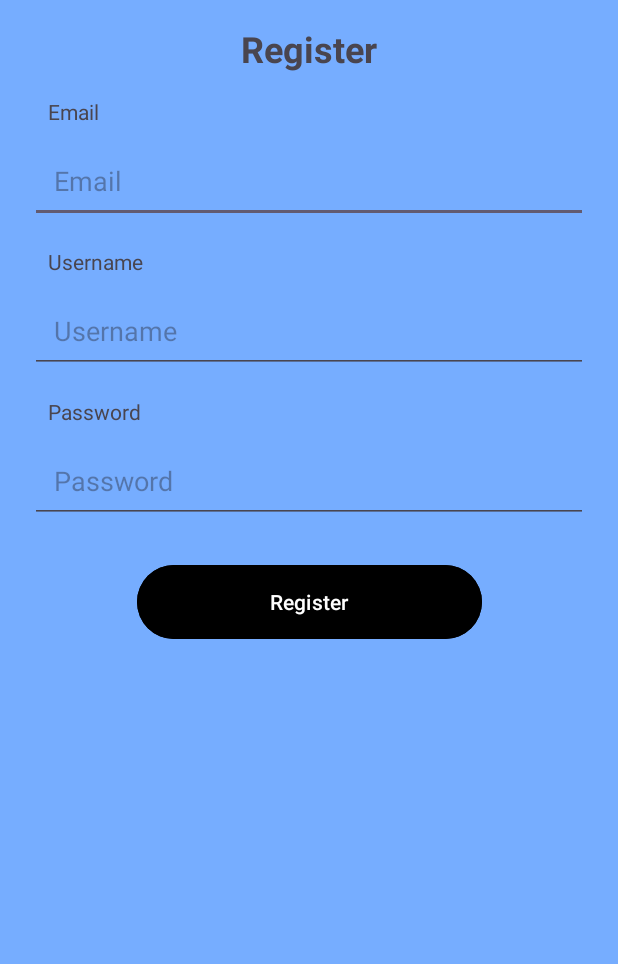
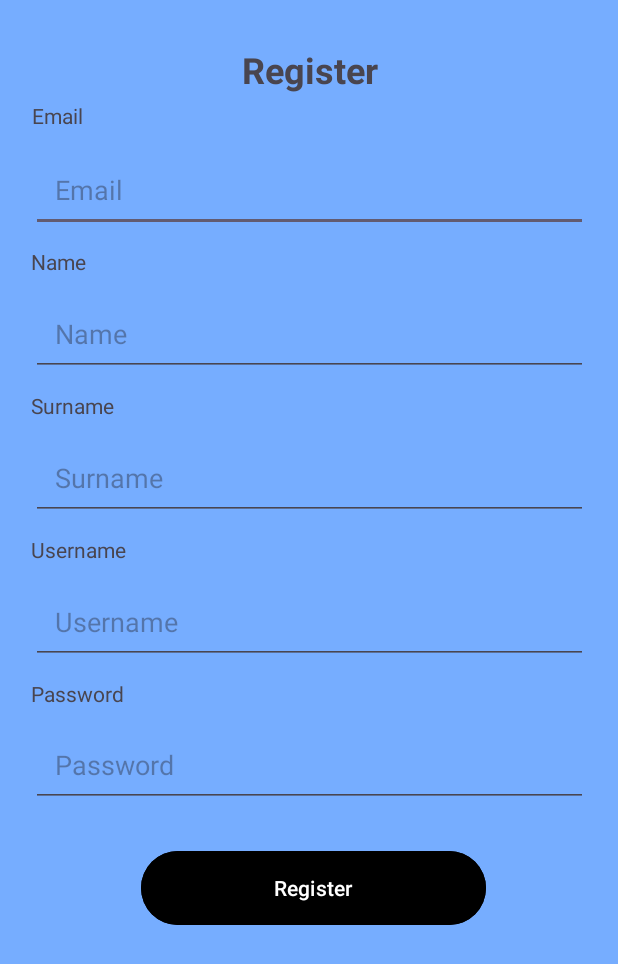
Before and after one commit to garthdp/MeditationMobileApp, an Android app: the Register screen opened directly, with no data from a screen before it, on a phone screen of 412 x 824 dp. Shown: the top 964 px of the screen. Run offline under Robolectric (Android 15) with nearby library versions, the phone set to English and light mode, and no system bars; our stand-ins replace Firebase (no records; nobody signed in at launch, a user with empty details on screens opened directly).

Commit message:
Fixed register to include name and surname

```diff
--- a/app/src/main/java/com/example/opsc_poe_part_2/Register.kt
+++ b/app/src/main/java/com/example/opsc_poe_part_2/Register.kt
@@ -21,9 +21,17 @@ import kotlinx.coroutines.GlobalScope
 import kotlinx.coroutines.async
 import kotlinx.coroutines.delay
 import kotlinx.coroutines.launch
+import okhttp3.HttpUrl.Companion.toHttpUrlOrNull
+import okhttp3.MediaType.Companion.toMediaTypeOrNull
+import okhttp3.OkHttpClient
+import okhttp3.Request
+import okhttp3.RequestBody
+import java.io.IOException
 import java.io.OutputStreamWriter
 import java.net.HttpURLConnection
 import java.net.URL
+import java.text.SimpleDateFormat
+import java.util.Date
 import java.util.concurrent.Executors
 import kotlinx.coroutines.delay as delay1
 
@@ -39,6 +47,8 @@ class Register : AppCompatActivity() {
         val txtEmail = findViewById<EditText>(R.id.editTextEmail)
         val txtUsername = findViewById<EditText>(R.id.editTextUsername)
         val txtPassword = findViewById<EditText>(R.id.editTextPassword)
+        val txtName = findViewById<EditText>(R.id.txtName)
+        val txtSurname = findViewById<EditText>(R.id.txtSurname)
         auth = FirebaseAuth.getInstance()
 
         // Set the onClick listener to navigate to the RegisterActivity
@@ -51,6 +61,8 @@ class Register : AppCompatActivity() {
             val email = txtEmail.text.toString()
             val password = txtPassword.text.toString()
             val username = txtUsername.text.toString()
+            val name = txtName.text.toString()
+            val surname = txtSurname.text.toString()
 
             /*
                 Code Attribution
@@ -62,7 +74,7 @@ class Register : AppCompatActivity() {
             GlobalScope.launch(Dispatchers.IO) {
                 val check = async { checkUsername(username) }
                 check.await()
-                val addUser = async { makeUser(email, password, username) }
+                val addUser = async { makeUser(email, password, username, name, surname) }
                 addUser.await()
             }
         }
@@ -87,7 +99,7 @@ class Register : AppCompatActivity() {
         }
         Log.d("log", "2")
     }
-    suspend fun makeUser(email: String, password: String, username: String){
+    suspend fun makeUser(email: String, password: String, username: String, name : String, surname: String){
         delay(3000)
         Log.d("log", "3")
         Log.d("log", checkUser.toString())
@@ -106,33 +118,28 @@ class Register : AppCompatActivity() {
                         val executor = Executors.newSingleThreadExecutor()
                         executor.execute {
                             try {
-                                /*
-                                    Code Attribution
-                                    Title: Post Request in Kotlin
-                                    Author: ChatGPT
-                                    Link: https://chatgpt.com/share/66f542f9-8a9c-800f-8529-d5e0c2d5d33d
-                                    Usage: Used to see how to make post request in kotlin
-                                */
-                                // Prepare the URL and the connection
-                                val url = URL("https://opscmeditationapi.azurewebsites.net/api/users/createUser")
-                                val connection = url.openConnection() as HttpURLConnection
+                                val client = OkHttpClient()
 
-                                // Set the request method to POST
-                                connection.requestMethod = "POST"
-                                connection.doOutput = true
-                                connection.setRequestProperty("Content-Type", "application/json")
+                                val url = "https://opscmeditationapi.azurewebsites.net/api/users/createUser".toHttpUrlOrNull()!!.newBuilder()
+                                    .addQueryParameter("email", email)
+                                    .addQueryParameter("name", name)
+                                    .addQueryParameter("surname", surname)
+                                    .addQueryParameter("username", username)
+                                    .build()
 
-                                // Create JSON body
-                                val jsonInputString = """{"email": "$email", "username": "$username"}"""
 
-                                // Write the JSON body to the output stream
-                                OutputStreamWriter(connection.outputStream).use { os ->
-                                    os.write(jsonInputString)
-                                    os.flush()
-                                }
-                                if (connection.responseCode == HttpURLConnection.HTTP_OK) {
-                                    val response = connection.inputStream.bufferedReader()
-                                        .use { it.readText() }
+                                // Create a dummy request body as PATCH requires a body, even if it's empty
+                                val requestBody = RequestBody.create("application/json".toMediaTypeOrNull(), "")
+
+                                val request = Request.Builder().url(url).post(requestBody).build()
+                                val executor = Executors.newSingleThreadExecutor()
+
+                                executor.execute{
+                                    client.newCall(request).execute().use { response ->
+                                        if (!response.isSuccessful) throw IOException("Unexpected code $response")
+
+                                        println(response.body?.string())
+                                    }
                                 }
                             } catch (e: Exception) {
                                 Log.d("RESPONSE", e.toString())
--- a/app/src/main/res/layout/activity_register.xml
+++ b/app/src/main/res/layout/activity_register.xml
@@ -1,6 +1,5 @@
 <?xml version="1.0" encoding="utf-8"?>
-<androidx.constraintlayout.widget.ConstraintLayout
-    xmlns:android="http://schemas.android.com/apk/res/android"
+<androidx.constraintlayout.widget.ConstraintLayout xmlns:android="http://schemas.android.com/apk/res/android"
     xmlns:app="http://schemas.android.com/apk/res-auto"
     xmlns:tools="http://schemas.android.com/tools"
     android:layout_width="match_parent"
@@ -12,105 +11,185 @@
         android:id="@+id/textView"
         android:layout_width="wrap_content"
         android:layout_height="wrap_content"
+        android:layout_marginStart="161dp"
+        android:layout_marginTop="30dp"
+        android:layout_marginEnd="160dp"
+        android:layout_marginBottom="35dp"
         android:text="Register"
         android:textAlignment="center"
         android:textSize="24sp"
         android:textStyle="bold"
-        app:layout_constraintTop_toTopOf="parent"
+        app:layout_constraintBottom_toTopOf="@+id/editTextEmail"
+        app:layout_constraintEnd_toEndOf="parent"
         app:layout_constraintStart_toStartOf="parent"
-        app:layout_constraintEnd_toEndOf="parent"
-        android:layout_marginTop="16dp" />
+        app:layout_constraintTop_toTopOf="parent" />
 
     <!-- Email Label -->
+
+    <!-- Email EditText -->
     <TextView
         android:id="@+id/textViewEmail"
         android:layout_width="wrap_content"
         android:layout_height="wrap_content"
+        android:layout_marginStart="20dp"
+        android:layout_marginTop="65dp"
+        android:layout_marginEnd="356dp"
+        android:layout_marginBottom="10dp"
         android:text="Email"
-        app:layout_constraintTop_toBottomOf="@id/textView"
+        app:layout_constraintBottom_toTopOf="@+id/editTextEmail"
+        app:layout_constraintEnd_toEndOf="parent"
         app:layout_constraintStart_toStartOf="parent"
-        android:layout_marginStart="32dp"
-        android:layout_marginTop="16dp" />
+        app:layout_constraintTop_toTopOf="parent" />
 
-    <!-- Email EditText -->
     <EditText
         android:id="@+id/editTextEmail"
-        android:layout_width="0dp"
+        android:layout_width="371dp"
         android:layout_height="wrap_content"
+        android:layout_marginStart="20dp"
+        android:layout_marginEnd="20dp"
+        android:layout_marginBottom="10dp"
         android:hint="Email"
         android:inputType="textEmailAddress"
         android:padding="16dp"
-        app:layout_constraintTop_toBottomOf="@id/textViewEmail"
-        app:layout_constraintStart_toStartOf="parent"
+        app:layout_constraintBottom_toTopOf="@+id/lblName"
         app:layout_constraintEnd_toEndOf="parent"
+        app:layout_constraintStart_toStartOf="parent" />
+
+    <!-- Email Label -->
+
+    <!-- Email EditText -->
+
+    <!-- Email Label -->
+
+    <!-- Email EditText -->
+
+    <!-- Username Label -->
+
+    <!-- Username EditText -->
+
+    <!-- Password Label -->
+
+    <!-- Password EditText -->
+
+    <EditText
+        android:id="@+id/txtName"
+        android:layout_width="371dp"
+        android:layout_height="wrap_content"
         android:layout_marginStart="20dp"
         android:layout_marginEnd="20dp"
-        android:layout_marginTop="8dp" />
+        android:layout_marginBottom="10dp"
+        android:hint="Name"
+        android:inputType="textEmailAddress"
+        android:padding="16dp"
+        app:layout_constraintBottom_toTopOf="@+id/lblSurname"
+        app:layout_constraintEnd_toEndOf="parent"
+        app:layout_constraintStart_toStartOf="parent" />
 
-    <!-- Username Label -->
+    <EditText
+        android:id="@+id/txtSurname"
+        android:layout_width="371dp"
+        android:layout_height="wrap_content"
+        android:layout_marginStart="20dp"
+        android:layout_marginEnd="20dp"
+        android:layout_marginBottom="10dp"
+        android:hint="Surname"
+        android:inputType="textEmailAddress"
+        android:padding="16dp"
+        app:layout_constraintBottom_toTopOf="@+id/textViewUsername"
+        app:layout_constraintEnd_toEndOf="parent"
+        app:layout_constraintStart_toStartOf="parent" />
+
+    <EditText
+        android:id="@+id/editTextPassword"
+        android:layout_width="371dp"
+        android:layout_height="wrap_content"
+        android:layout_marginStart="20dp"
+        android:layout_marginEnd="20dp"
+        android:layout_marginBottom="25dp"
+        android:hint="Password"
+        android:inputType="textPassword"
+        android:padding="16dp"
+        app:layout_constraintBottom_toTopOf="@+id/btnRegister"
+        app:layout_constraintEnd_toEndOf="parent"
+        app:layout_constraintStart_toStartOf="parent" />
+
+    <TextView
+        android:id="@+id/textViewPassword"
+        android:layout_width="wrap_content"
+        android:layout_height="wrap_content"
+        android:layout_marginStart="20dp"
+        android:layout_marginEnd="329dp"
+        android:layout_marginBottom="9dp"
+        android:text="Password"
+        app:layout_constraintBottom_toTopOf="@+id/editTextPassword"
+        app:layout_constraintEnd_toEndOf="parent"
+        app:layout_constraintStart_toStartOf="parent" />
+
     <TextView
         android:id="@+id/textViewUsername"
         android:layout_width="wrap_content"
         android:layout_height="wrap_content"
+        android:layout_marginStart="20dp"
+        android:layout_marginEnd="327dp"
+        android:layout_marginBottom="10dp"
         android:text="Username"
-        app:layout_constraintTop_toBottomOf="@id/editTextEmail"
-        app:layout_constraintStart_toStartOf="parent"
-        android:layout_marginStart="32dp"
-        android:layout_marginTop="16dp" />
+        app:layout_constraintBottom_toTopOf="@+id/editTextUsername"
+        app:layout_constraintEnd_toEndOf="parent"
+        app:layout_constraintStart_toStartOf="parent" />
 
-    <!-- Username EditText -->
-    <EditText
-        android:id="@+id/editTextUsername"
-        android:layout_width="0dp"
-        android:layout_height="wrap_content"
-        android:hint="Username"
-        android:inputType="textPersonName"
-        android:padding="16dp"
-        app:layout_constraintTop_toBottomOf="@id/textViewUsername"
-        app:layout_constraintStart_toStartOf="parent"
-        app:layout_constraintEnd_toEndOf="parent"
-        android:layout_marginStart="20dp"
-        android:layout_marginEnd="20dp"
-        android:layout_marginTop="8dp" />
-
-    <!-- Password Label -->
-    <TextView
-        android:id="@+id/textViewPassword"
-        android:layout_width="wrap_content"
-        android:layout_height="wrap_content"
-        android:text="Password"
-        app:layout_constraintTop_toBottomOf="@id/editTextUsername"
-        app:layout_constraintStart_toStartOf="parent"
-        android:layout_marginStart="32dp"
-        android:layout_marginTop="16dp" />
-
-    <!-- Password EditText -->
-    <EditText
-        android:id="@+id/editTextPassword"
-        android:layout_width="0dp"
-        android:layout_height="wrap_content"
-        android:hint="Password"
-        android:inputType="textPassword"
-        android:padding="16dp"
-        app:layout_constraintTop_toBottomOf="@id/textViewPassword"
-        app:layout_constraintStart_toStartOf="parent"
-        app:layout_constraintEnd_toEndOf="parent"
-        android:layout_marginStart="20dp"
-        android:layout_marginEnd="20dp"
-        android:layout_marginTop="8dp" />
-
-    <!-- Register Button -->
     <Button
         android:id="@+id/btnRegister"
         android:layout_width="230dp"
         android:layout_height="57dp"
+        android:layout_marginStart="93dp"
+        android:layout_marginTop="25dp"
+        android:layout_marginEnd="88dp"
         android:backgroundTint="@android:color/black"
         android:padding="12dp"
         android:text="Register"
         android:textColor="@android:color/white"
-        app:layout_constraintTop_toBottomOf="@id/editTextPassword"
+        app:layout_constraintEnd_toEndOf="parent"
         app:layout_constraintStart_toStartOf="parent"
+        app:layout_constraintTop_toBottomOf="@+id/editTextPassword" />
+
+    <TextView
+        android:id="@+id/lblName"
+        android:layout_width="wrap_content"
+        android:layout_height="wrap_content"
+        android:layout_marginStart="20dp"
+        android:layout_marginEnd="354dp"
+        android:layout_marginBottom="10dp"
+        android:text="Name"
+        app:layout_constraintBottom_toTopOf="@+id/txtName"
         app:layout_constraintEnd_toEndOf="parent"
-        android:layout_marginTop="24dp" />
+        app:layout_constraintStart_toStartOf="parent" />
+
+    <EditText
+        android:id="@+id/editTextUsername"
+        android:layout_width="371dp"
+        android:layout_height="wrap_content"
+        android:layout_marginStart="20dp"
+        android:layout_marginEnd="20dp"
+        android:layout_marginBottom="10dp"
+        android:hint="Username"
+        android:inputType="textPersonName"
+        android:padding="16dp"
+        app:layout_constraintBottom_toTopOf="@+id/textViewPassword"
+        app:layout_constraintEnd_toEndOf="parent"
+        app:layout_constraintStart_toStartOf="parent" />
+
+    <TextView
+        android:id="@+id/lblSurname"
+        android:layout_width="wrap_content"
+        android:layout_height="wrap_content"
+        android:layout_marginStart="20dp"
+        android:layout_marginEnd="335dp"
+        android:layout_marginBottom="10dp"
+        android:text="Surname"
+        app:layout_constraintBottom_toTopOf="@+id/txtSurname"
+        app:layout_constraintEnd_toEndOf="parent"
+        app:layout_constraintStart_toStartOf="parent" />
+
+    <!-- Register Button -->
 
 </androidx.constraintlayout.widget.ConstraintLayout>
```
